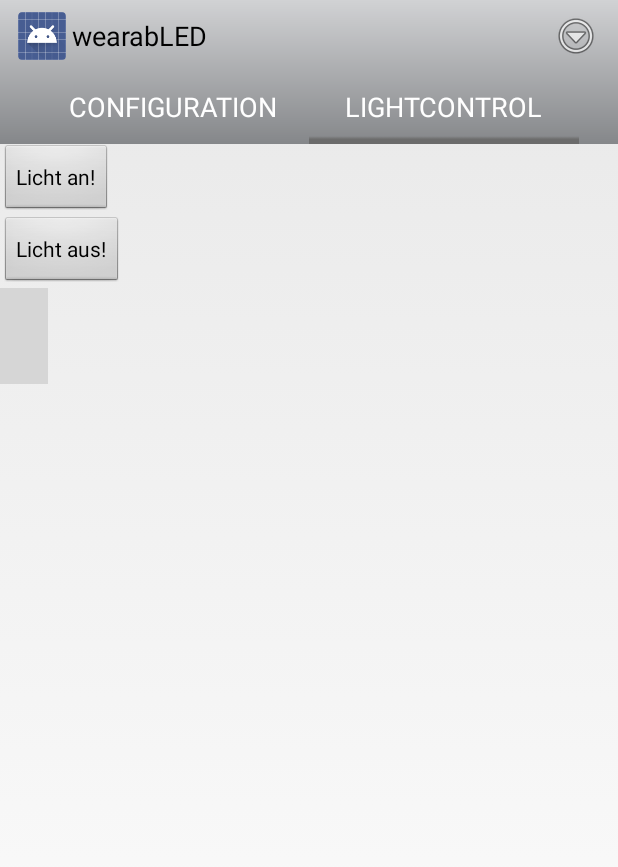
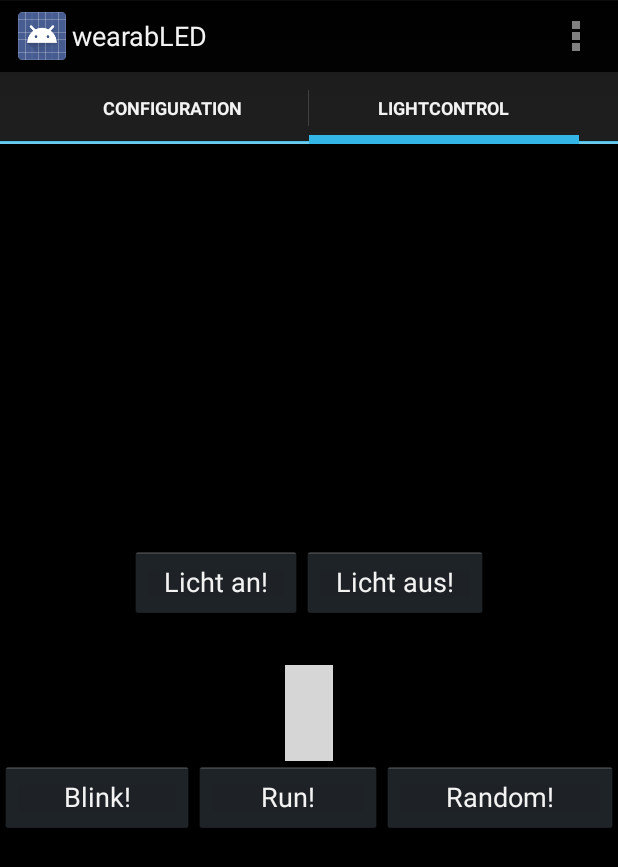
Before and after one commit to chris007de/hackojacko, an Android app: the screen it shows after launch (wearabLED), tab 2 chosen, on a phone screen of 412 x 824 dp. Shown: the top 867 px of the screen. Run offline under Robolectric (Android 15) with nearby library versions, the phone set to English and light mode, and no system bars; libraries missing offline, so code that uses them is left out: com.larswerkman.holocolorpicker; plain views replace ColorPicker, ValueBar; 7 statements that could not run were skipped; grey boxes are pictures that could not be loaded.

Commit message:
Updated the GUI

```diff
--- a/androidSrc/wearabLED/app/src/main/java/com/wearabled/LightingFragment.java
+++ b/androidSrc/wearabLED/app/src/main/java/com/wearabled/LightingFragment.java
@@ -6,22 +6,17 @@ import android.view.LayoutInflater;
 import android.view.View;
 import android.view.ViewGroup;
 import android.widget.Button;
-import android.content.Context;
-import android.widget.Toast;
 import android.graphics.Color;
 
 import java.nio.ByteBuffer;
-
-import com.wearabled.HandleHelper;
-import com.wearabled.ConnectionThread;
 import com.larswerkman.holocolorpicker.ColorPicker;
 import com.larswerkman.holocolorpicker.ValueBar;
 
-import com.wearabled.R;
-
+/*
+ * \TODO Add Toast for unconnected message sends
+ * \TODO Encapsulate the HackoJackoProtocol in an extra class
+ */
 public class LightingFragment extends Fragment implements ColorPicker.OnColorChangedListener {
-
-    ConnectionThread mConThread = null;
     public LightingFragment() {
 
     }
@@ -35,16 +30,49 @@ public class LightingFragment extends Fragment implements ColorPicker.OnColorCha
         Button lightButton = (Button) rootView.findViewById(R.id.makeLights);
         lightButton.setOnClickListener(new View.OnClickListener() {
             public void onClick(View v) {
-                byte[] lol = new byte[] {0x54, 0x55, 0x56, 0x57};
-                //HandleHelper.getConnectionThread().write("1".getBytes());
-                HandleHelper.getConnectionThread().write("TUVW".getBytes());
+                ConnectionThread conThread = HandleHelper.getConnectionThread();
+                if (null == conThread) {
+                    return;
+                }
+                HandleHelper.getConnectionThread().write("1\n".getBytes());
             }
         });
 
         Button darkButton = (Button) rootView.findViewById(R.id.lightOff);
         darkButton.setOnClickListener(new View.OnClickListener() {
             public void onClick(View v) {
+                ConnectionThread conThread = HandleHelper.getConnectionThread();
+                if (null == conThread) {
+                    return;
+                }
                 HandleHelper.getConnectionThread().write("2\n".getBytes());
+            }
+        });
+
+        Button blinkButton = (Button) rootView.findViewById(R.id.blink);
+        blinkButton.setOnClickListener(new View.OnClickListener() {
+            public void onClick(View v) {
+                /*
+                 * \Todo: Send Blink command
+                 */
+            }
+        });
+
+        Button runButton = (Button) rootView.findViewById(R.id.run);
+        runButton.setOnClickListener(new View.OnClickListener() {
+            public void onClick(View v) {
+                /*
+                 * \Todo: Send Run command
+                 */
+            }
+        });
+
+        Button randomButton = (Button) rootView.findViewById(R.id.random);
+        randomButton.setOnClickListener(new View.OnClickListener() {
+            public void onClick(View v) {
+                /*
+                 * \Todo: Send random command
+                 */
             }
         });
 
@@ -55,23 +83,19 @@ public class LightingFragment extends Fragment implements ColorPicker.OnColorCha
         picker.setOldCenterColor(picker.getColor());
         picker.setOnColorChangedListener(this);
         picker.setShowOldCenterColor(false);
+
         return  rootView;
     }
 
     @Override
     public void onColorChanged(int color) {
-
-        Context context = getActivity().getApplicationContext();
-        CharSequence text = "Color: " + String.valueOf(color);
-        int duration = Toast.LENGTH_SHORT;
-
+        ConnectionThread conThread = HandleHelper.getConnectionThread();
+        if (null == conThread) {
+            return;
+        }
         int r = Color.red(color);
         int g = Color.green(color);
         int b = Color.blue(color);
-
-        //char rR = char (r);
-        //char rG = char (g);
-        //char rB = char (b);
 
         byte[] rBytes = ByteBuffer.allocate(4).putInt(r).array();
         byte[] gBytes = ByteBuffer.allocate(4).putInt(g).array();
@@ -81,14 +105,10 @@ public class LightingFragment extends Fragment implements ColorPicker.OnColorCha
         byte gByte = gBytes[3];
         byte bByte = bBytes[3];
 
-        byte[] lol = new byte[] {rByte, gByte, bByte, 0x10, 0x13};
-
-        //HandleHelper.getConnectionThread().write((String.valueOf(rC) + String.valueOf(rG) + String.valueOf(rB) + "\n").getBytes());
-        //HandleHelper.getConnectionThread().write(lol);
+        byte[] colorBytes = new byte[] {rByte, gByte, bByte, 0x10, 0x13};
+        conThread.write(colorBytes);
         Log.d("COLOR" , "R: " + String.valueOf(rByte));
         Log.d("COLOR" , "G: " + String.valueOf(gByte));
         Log.d("COLOR" , "B: " + String.valueOf(bByte));
-
-
     }
 }
--- a/androidSrc/wearabLED/app/src/main/res/layout/fragment_lighting.xml
+++ b/androidSrc/wearabLED/app/src/main/res/layout/fragment_lighting.xml
@@ -1,26 +1,38 @@
 <FrameLayout xmlns:android="http://schemas.android.com/apk/res/android"
     xmlns:tools="http://schemas.android.com/tools" android:layout_width="match_parent"
-    android:layout_height="match_parent" tools:context="com.wearabled.LightingFragment">
+    android:layout_height="match_parent" tools:context="com.wearabled.LightingFragment"
+    android:background="#000000">
 
     <LinearLayout
         android:orientation="vertical"
         android:layout_width="fill_parent"
         android:layout_height="fill_parent"
-        android:layout_gravity="center_horizontal|top">
+        android:layout_gravity="center_horizontal|top"
+        android:gravity="center_vertical|center_horizontal">
+
+        <LinearLayout
+            android:orientation="horizontal"
+            android:layout_width="fill_parent"
+            android:layout_height="79dp"
+            android:weightSum="1"
+            android:gravity="center_horizontal">
 
             <Button
                 android:layout_width="wrap_content"
                 android:layout_height="wrap_content"
                 android:text="Licht an!"
                 android:id="@+id/makeLights"
-            android:singleLine="false" />
+                android:singleLine="false"
+                android:layout_weight="0.1" />
 
             <Button
                 android:layout_width="wrap_content"
                 android:layout_height="wrap_content"
                 android:text="Licht aus!"
                 android:id="@+id/lightOff"
-            android:layout_gravity="left|top" />
+                android:layout_gravity="left|top"
+                android:layout_weight="0.1" />
+        </LinearLayout>
 
         <com.larswerkman.holocolorpicker.ColorPicker
             android:id="@+id/picker"
@@ -32,5 +44,39 @@
             android:layout_width="wrap_content"
             android:layout_height="wrap_content"/>
 
+        <TableLayout
+            android:layout_width="match_parent"
+            android:layout_height="wrap_content"
+            android:layout_gravity="center_horizontal">
+
+            <TableRow
+                android:layout_width="fill_parent"
+                android:layout_height="fill_parent">
+
+                <Button
+                    android:layout_width="wrap_content"
+                    android:layout_height="wrap_content"
+                    android:text="Blink!"
+                    android:id="@+id/blink"
+                    android:layout_weight="0.33" />
+
+                <Button
+                    android:layout_width="wrap_content"
+                    android:layout_height="wrap_content"
+                    android:text="Run!"
+                    android:id="@+id/run"
+                    android:layout_weight="0.33" />
+
+                <Button
+                    android:layout_width="wrap_content"
+                    android:layout_height="wrap_content"
+                    android:text="Random!"
+                    android:id="@+id/random"
+                    android:layout_column="2"
+                    android:layout_weight="0.33" />
+            </TableRow>
+
+        </TableLayout>
+
     </LinearLayout>
 </FrameLayout>
--- a/androidSrc/wearabLED/app/src/main/res/layout/fragment_wearabled_config.xml
+++ b/androidSrc/wearabLED/app/src/main/res/layout/fragment_wearabled_config.xml
@@ -44,7 +44,8 @@
             android:text="@string/connectButtonText"
             android:background="@android:color/darker_gray"
             android:clickable="true"
-            android:longClickable="false" />
+            android:longClickable="false"
+            android:layout_weight="0.05" />
 
         <CheckBox
             android:layout_width="match_parent"
--- a/androidSrc/wearabLED/app/src/main/res/values/styles.xml
+++ b/androidSrc/wearabLED/app/src/main/res/values/styles.xml
@@ -3,7 +3,7 @@
         Base application theme, dependent on API level. This theme is replaced
         by AppBaseTheme from res/values-vXX/styles.xml on newer devices.
     -->
-    <style name="AppBaseTheme" parent="android:Theme.Light">
+    <style name="AppBaseTheme" parent="android:Theme.Holo">
         <!--
             Theme customizations available in newer API levels can go in
             res/values-vXX/styles.xml, while customizations related to
@@ -15,7 +15,6 @@
     <style name="AppTheme" parent="AppBaseTheme">
         <!-- All customizations that are NOT specific to a particular API-level can go here. -->
         <item name="android:windowActionBar">true</item>
-
         <item name="android:spinnerStyle">@style/spinnerStyle</item>
         <item name="android:spinnerItemStyle">@style/SpinnerItem</item>
         <item name="android:spinnerDropDownItemStyle">@style/SpinnerDropDownItem</item> -->
```
Lines whose indentation alone changed are shown as unchanged.
